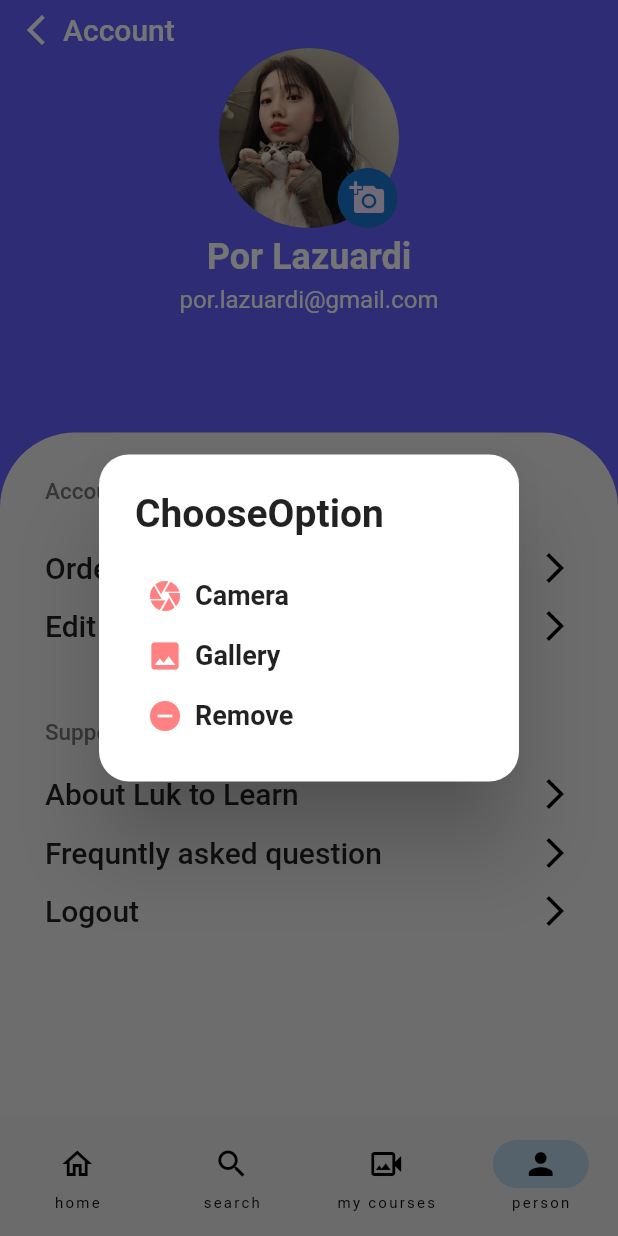
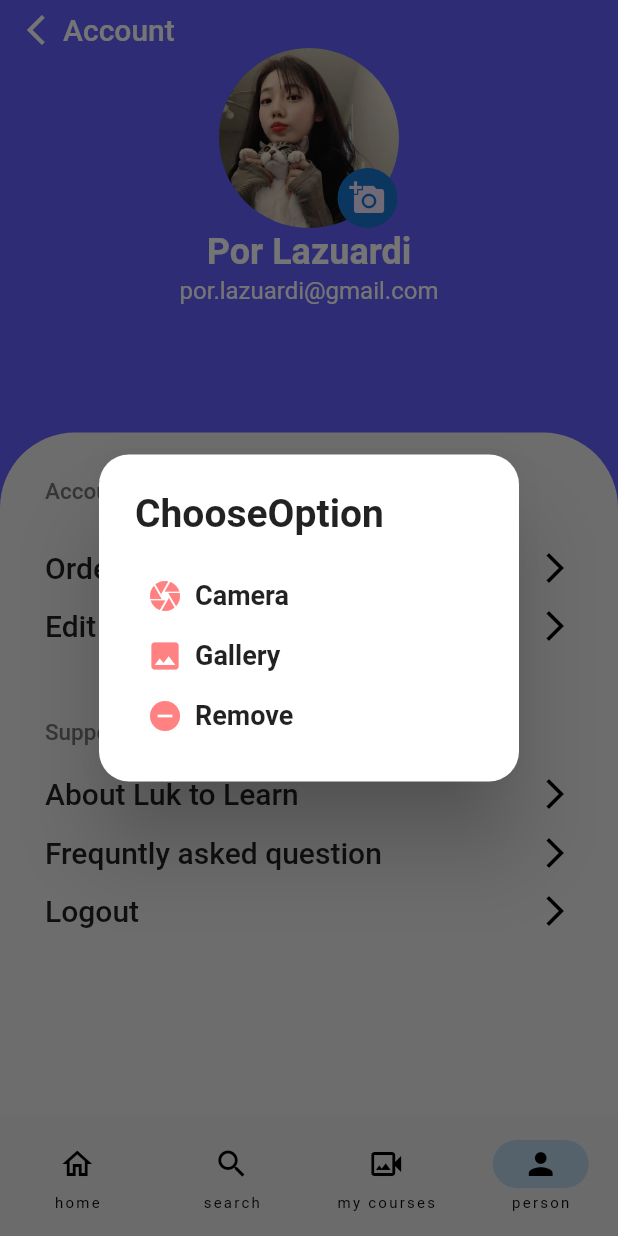
Before and after one commit to noymak/Luk-To-Learn, a Flutter app: the screen it shows once a user with an empty profile is signed in, item 4 of the bottom bar chosen, after a tap on the "add a photo" icon, on a phone screen of 412 x 824 dp. Run offline on Flutter 3.47's test engine with Material 2 defaults, Android fonts, the phone set to English and light mode, and no system bars; our stand-ins replace chewie, cloud_firestore, dropdown_search, file_picker, firebase_auth, firebase_core and 6 more; missing offline and left inert: splash_screen_view; accounts and stored records are empty; network calls fail; Roboto replaces fonts that are missing (Kanit).

Commit message:
แก้แดง

```diff
--- a/project-main/lib/Screens/tutor_screen/profiletutor.dart
+++ b/project-main/lib/Screens/tutor_screen/profiletutor.dart
@@ -163,10 +163,10 @@ class _ProfileTutorState extends State<ProfileTutor> {
                                       ),
                                     ),
                                     SizedBox(
-                                      width: 30,
+                                      width: 20,
                                     ),
                                     Padding(
-                                      padding: const EdgeInsets.all(15.0),
+                                      padding: const EdgeInsets.all(10.0),
                                       child: Container(
                                         width: 80,
                                         height: 80,
--- a/project-main/lib/Screens/user_screen/profile.dart
+++ b/project-main/lib/Screens/user_screen/profile.dart
@@ -199,7 +199,7 @@ class _ProfileScreenState extends State<ProfileScreen> {
               ],
             ),
                     SizedBox(
-                      height: 5,
+                      height: 2,
                     ),
                     Text(
                       "Por Lazuardi",
@@ -209,7 +209,7 @@ class _ProfileScreenState extends State<ProfileScreen> {
                           fontWeight: FontWeight.bold),
                     ),
                     SizedBox(
-                      height: 5,
+                      height: 2,
                     ),
                     Text(
                       "por.lazuardi@gmail.com",
@@ -220,7 +220,7 @@ class _ProfileScreenState extends State<ProfileScreen> {
               ),
             ),
             Container(
-              height: size.height * 0.6,
+              height: size.height * 0.8,
               decoration: BoxDecoration(
                   color: Colors.grey[200],
                   borderRadius: BorderRadius.only(
--- a/project-main/lib/Screens/welcome_screen.dart
+++ b/project-main/lib/Screens/welcome_screen.dart
@@ -195,7 +195,7 @@ class WelcomeScreen extends StatelessWidget {
                                   decorationColor: Colors.black54,),
                             ),
                           ),
-                          SizedBox(width: 20),
+                          SizedBox(width: 15),
                           GestureDetector(
                             onTap: () {
                               Navigator.pushNamed(context, '/registertutor');
@@ -209,7 +209,7 @@ class WelcomeScreen extends StatelessWidget {
                                   decorationColor: Colors.black54,),
                             ),
                           ),
-                          SizedBox(width: 30),
+                          SizedBox(width: 15),
                           GestureDetector(
                             onTap: () {
                               Navigator.pushNamed(context, '/login_tutor');
--- a/project-main/lib/widgets/cartlist.dart
+++ b/project-main/lib/widgets/cartlist.dart
@@ -60,7 +60,7 @@ class cartlist extends StatelessWidget {
                             Icon(
                               Icons.circle,
                               color: Colors.amber,
-                              size: 10,
+                              size: 5,
                             ),
                             Text(
                               "By SomChai Wong",
@@ -69,7 +69,7 @@ class cartlist extends StatelessWidget {
                             Icon(
                               Icons.circle,
                               color: Colors.amber,
-                              size: 10,
+                              size: 5,
                             ),
                             Text(
                               "All Level",
```
Also changed, not shown: project-main/lib/Screens/courses_screen/video_info.dart (+40 -36 lines), project-main/lib/Screens/user_screen/cart.dart (+6 -41 lines), project-main/lib/widgets/cartlistbuy.dart (+7 -6 lines).
